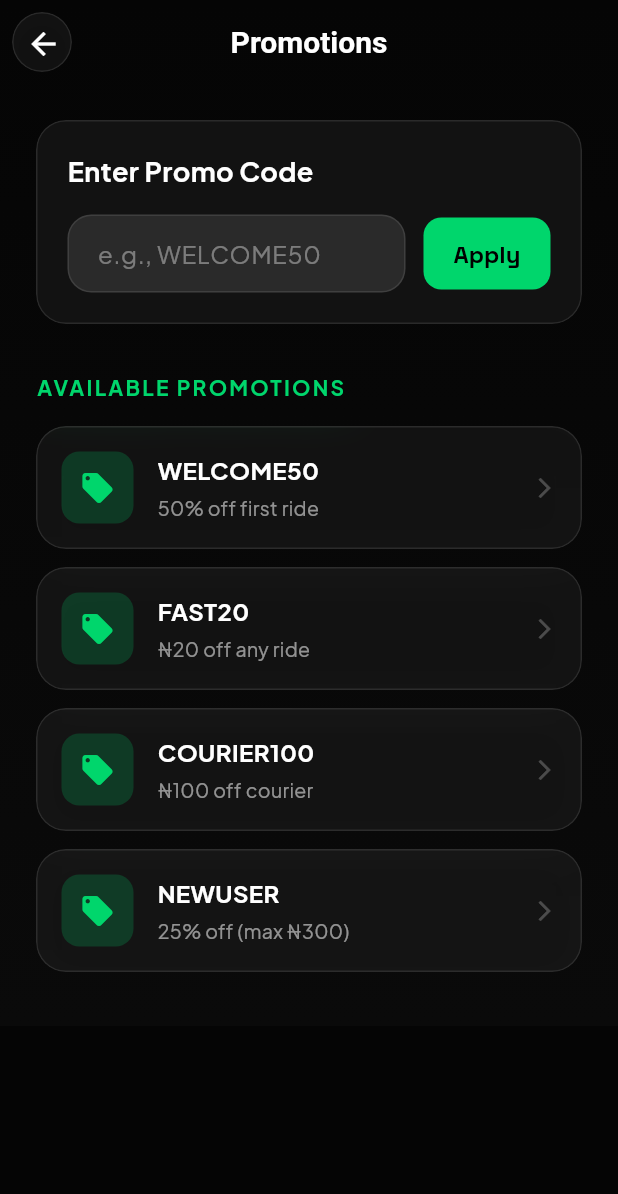
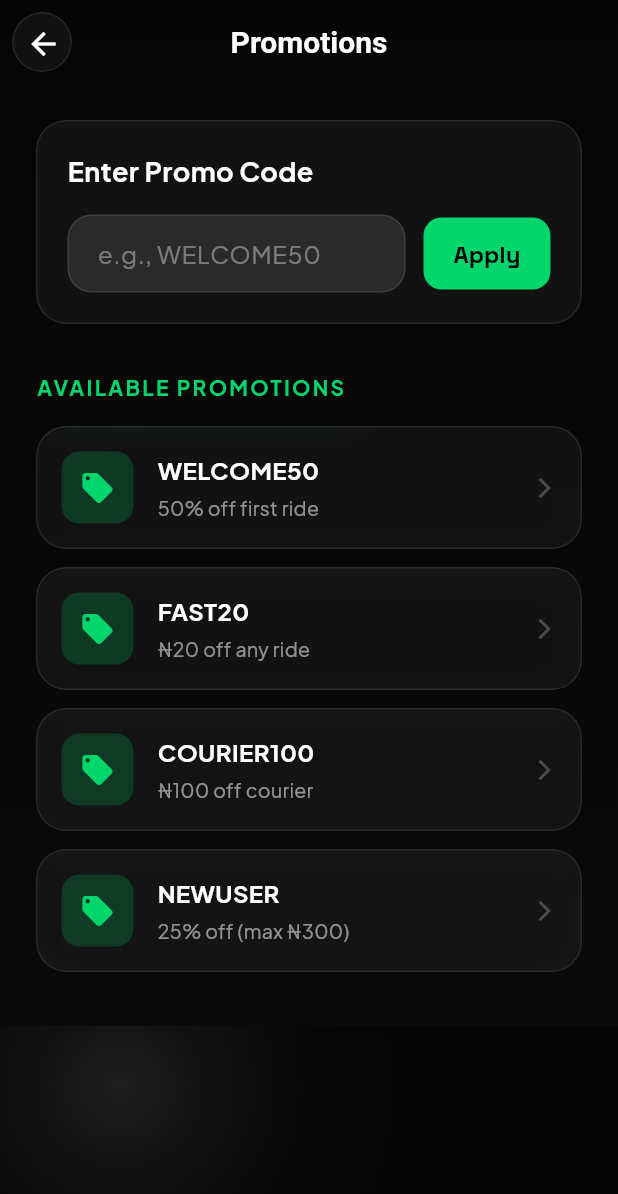
Before and after one commit to Hubert24hrs/FastDelivery, a Flutter app: the PromoScreen screen opened by its route, on a phone screen of 412 x 824 dp. Shown: the top 1194 px of the screen. Run offline on Flutter 3.47's test engine with Material 3 defaults, Android fonts, the phone set to English and light mode, and no system bars; drawn by our look-alikes of flutter_animate; our stand-ins replace cloud_firestore, firebase_auth, firebase_core, firebase_messaging, firebase_storage, fl_chart and 11 more; missing offline and left inert: mailer, mapbox_maps_flutter; accounts and stored records are empty.

Commit message:
feat: Add BackgroundOrbs to more screens - promo, schedule, referral, admin

```diff
--- a/lib/presentation/screens/promo/promo_screen.dart
+++ b/lib/presentation/screens/promo/promo_screen.dart
@@ -1,6 +1,7 @@
 import 'package:fast_delivery/core/providers/providers.dart';
 import 'package:fast_delivery/core/services/promo_service.dart';
 import 'package:fast_delivery/core/theme/app_theme.dart';
+import 'package:fast_delivery/presentation/common/background_orbs.dart';
 import 'package:fast_delivery/presentation/common/glass_card.dart';
 import 'package:flutter/material.dart';
 import 'package:flutter_animate/flutter_animate.dart';
@@ -80,7 +81,10 @@ class _PromoScreenState extends ConsumerState<PromoScreen> {
           ),
         ),
       ),
-      body: Container(
+      body: Stack(
+        children: [
+          const BackgroundOrbs(),
+          Container(
             decoration: const BoxDecoration(
               gradient: AppTheme.backgroundGradient,
             ),
@@ -242,6 +246,8 @@ class _PromoScreenState extends ConsumerState<PromoScreen> {
           ),
         ),
           ),
+        ],
+      ),
     );
   }
 }
--- a/lib/presentation/screens/tracking/tracking_screen.dart
+++ b/lib/presentation/screens/tracking/tracking_screen.dart
@@ -2,6 +2,7 @@ import 'package:fast_delivery/core/models/ride_model.dart';
 import 'package:fast_delivery/core/providers/providers.dart';
 import 'package:fast_delivery/core/services/notification_service.dart';
 import 'package:fast_delivery/core/theme/app_theme.dart';
+import 'package:fast_delivery/presentation/common/background_orbs.dart';
 import 'package:fast_delivery/presentation/common/glass_card.dart';
 import 'package:fast_delivery/presentation/screens/rating/rating_sheet.dart';
 import 'package:fast_delivery/presentation/screens/tracking/trip_share_sheet.dart';
```
Also changed, not shown: lib/presentation/screens/admin/admin_dashboard_screen.dart (+7 -1 lines), lib/presentation/screens/referral/referral_screen.dart (+7 -1 lines), lib/presentation/screens/schedule/schedule_ride_screen.dart (+7 -1 lines). Lines whose indentation alone changed are shown as unchanged.
